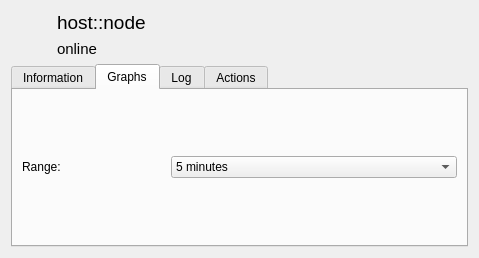
Above: rqt_arni_gui_detail/resources/SelectionWidget.ui from ROS-PSE/arni before the change. Below: the same form after it.
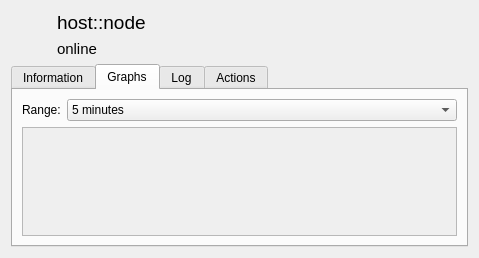
That is the form after the change. The open tabs and pages were chosen to show the change. Icons and pictures are not drawn.

The edit to the form file:
```diff
--- a/rqt_arni_gui_detail/resources/SelectionWidget.ui
+++ b/rqt_arni_gui_detail/resources/SelectionWidget.ui
@@ -131,10 +131,13 @@
         <layout class="QVBoxLayout" name="verticalLayout">
          <item>
           <layout class="QHBoxLayout" name="range_horizontal_layout">
+           <property name="sizeConstraint">
+            <enum>QLayout::SetDefaultConstraint</enum>
+           </property>
            <item>
             <widget class="QLabel" name="range_label">
              <property name="sizePolicy">
-              <sizepolicy hsizetype="Minimum" vsizetype="Minimum">
+              <sizepolicy hsizetype="Fixed" vsizetype="Fixed">
                <horstretch>1</horstretch>
                <verstretch>0</verstretch>
               </sizepolicy>
@@ -185,9 +188,23 @@
          </item>
          <item>
           <layout class="QVBoxLayout" name="graph_layout">
-           <property name="sizeConstraint">
-            <enum>QLayout::SetMaximumSize</enum>
-           </property>
+           <item>
+            <widget class="QScrollArea" name="graph_scroll_area">
+             <property name="widgetResizable">
+              <bool>true</bool>
+             </property>
+             <widget class="QWidget" name="scrollAreaWidgetContents">
+              <property name="geometry">
+               <rect>
+                <x>0</x>
+                <y>0</y>
+                <width>433</width>
+                <height>98</height>
+               </rect>
+              </property>
+             </widget>
+            </widget>
+           </item>
           </layout>
          </item>
         </layout>
```
Left out of the diff: 27 changed lines with no effect on the pictures.
